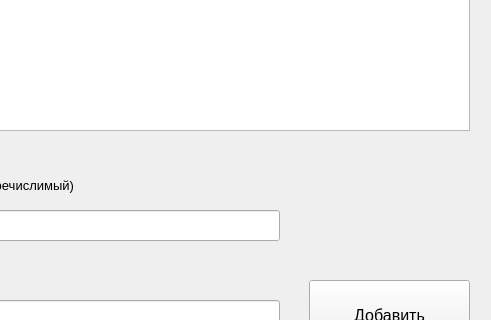
Old version of the form UI/possibleValues.ui in the repository JovannaSG/Knowledge_based_system; both pictures show x 271 to 762 and y 180 to 500 of the 762 by 600 pixel window.
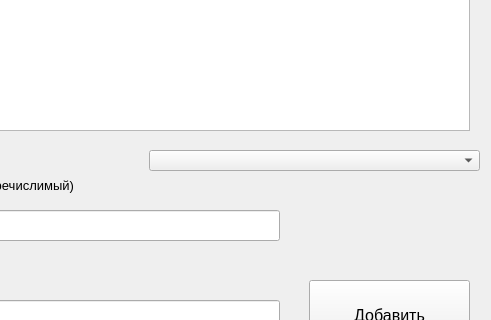
New version of the form.

```diff
--- a/UI/possibleValues.ui
+++ b/UI/possibleValues.ui
@@ -166,6 +166,21 @@
     <string>Введите тип свойства (исчислимый, перечислимый)</string>
    </property>
   </widget>
+  <widget class="QComboBox" name="comboBox">
+   <property name="geometry">
+    <rect>
+     <x>420</x>
+     <y>330</y>
+     <width>331</width>
+     <height>21</height>
+    </rect>
+   </property>
+   <property name="font">
+    <font>
+     <pointsize>12</pointsize>
+    </font>
+   </property>
+  </widget>
  </widget>
  <resources/>
  <connections/>
```
